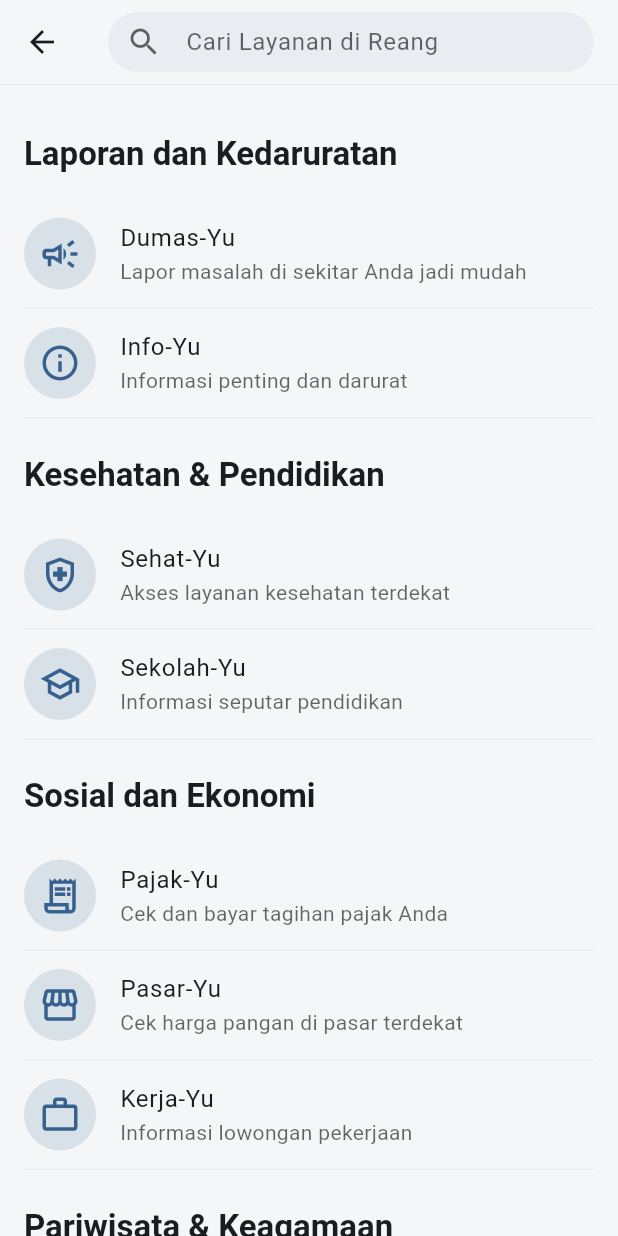
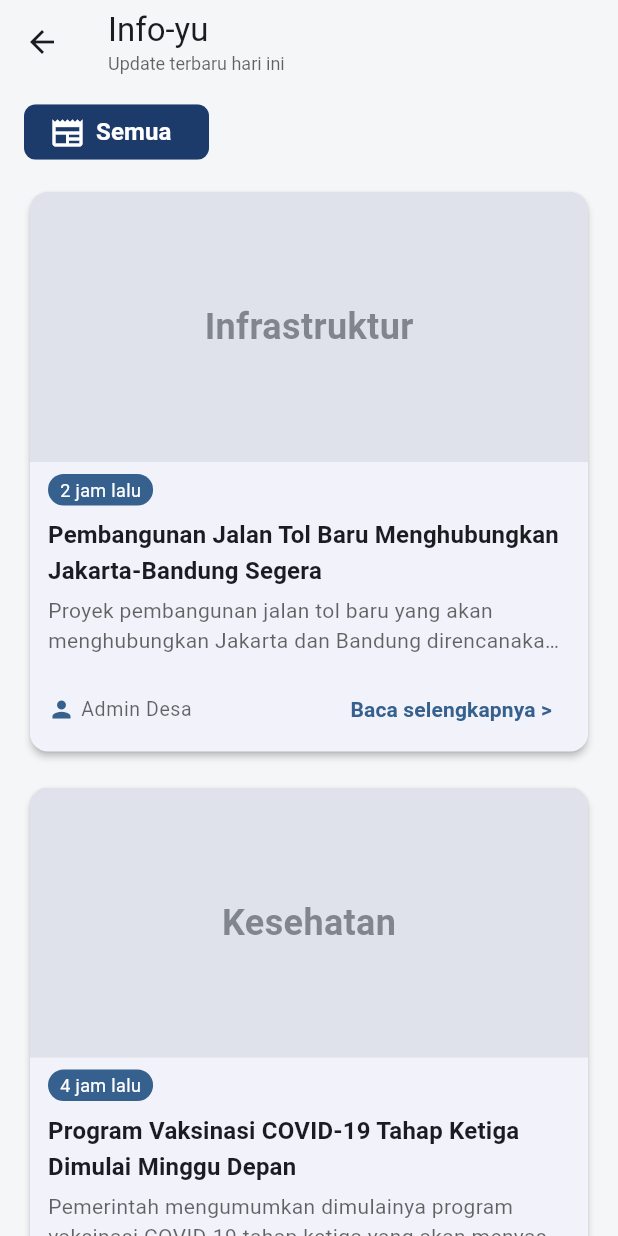
Before and after one commit to alfaa23/REANG, a Flutter app: the SemuaLayananScreen screen opened directly, after a tap on "Info-Yu", on a phone screen of 412 x 824 dp. Run offline on Flutter 3.47's test engine with Material 3 defaults, Android fonts, the phone set to English and light mode, and no system bars; our stand-ins replace dio, flutter_map, geocoding, geolocator, latlong2; network calls fail.

Commit message:
Refactor theme settings and add navigation untuk sehat and info screens

```diff
--- a/lib/app/theme/app_theme.dart
+++ b/lib/app/theme/app_theme.dart
@@ -6,11 +6,9 @@ class AppTheme {
   static final ThemeData lightTheme = ThemeData(
     brightness: Brightness.light,
     scaffoldBackgroundColor: const Color(0xFFF4F6F8),
-    // PERBAIKAN: Biarkan Flutter menentukan warna teks dan ikon AppBar
     appBarTheme: const AppBarTheme(
       backgroundColor: Color(0xFFF4F6F8),
       elevation: 0,
-      // Properti iconTheme dan titleTextStyle dihapus agar otomatis
     ),
     cardColor: Colors.white,
     dividerColor: Colors.grey.shade200,
@@ -18,17 +16,15 @@ class AppTheme {
       seedColor: Colors.blue,
       brightness: Brightness.light,
     ),
-    useMaterial3: true, // Disarankan untuk mengaktifkan Material 3
+    useMaterial3: true,
   );
 
   static final ThemeData darkTheme = ThemeData(
     brightness: Brightness.dark,
     scaffoldBackgroundColor: const Color(0xFF121212),
-    // PERBAIKAN: Biarkan Flutter menentukan warna teks dan ikon AppBar
     appBarTheme: const AppBarTheme(
       backgroundColor: Color(0xFF121212),
       elevation: 0,
-      // Properti iconTheme dan titleTextStyle dihapus agar otomatis
     ),
     cardColor: const Color(0xFF1E1E1E),
     dividerColor: const Color(0xFF2E2E2E),
@@ -36,6 +32,6 @@ class AppTheme {
       seedColor: Colors.blue,
       brightness: Brightness.dark,
     ),
-    useMaterial3: true, // Disarankan untuk mengaktifkan Material 3
+    useMaterial3: true,
   );
 }
--- /dev/null
+++ b/lib/screens/layanan/info/info_yu_screen.dart
@@ -0,0 +1,221 @@
+import 'package:flutter/material.dart';
+
+class InfoYuScreen extends StatelessWidget {
+  const InfoYuScreen({super.key});
+
+  @override
+  Widget build(BuildContext context) {
+    final theme = Theme.of(context);
+    final primary = theme.colorScheme.primary;
+
+    return Scaffold(
+      backgroundColor: theme.scaffoldBackgroundColor,
+      appBar: AppBar(
+        title: Column(
+          crossAxisAlignment: CrossAxisAlignment.start,
+          children: [
+            const Text('Info-yu'),
+            Text(
+              'Update terbaru hari ini',
+              style: TextStyle(fontSize: 12, color: theme.hintColor),
+            ),
+          ],
+        ),
+      ),
+      body: Column(
+        children: [
+          const SizedBox(height: 8),
+          Padding(
+            padding: const EdgeInsets.symmetric(horizontal: 16),
+            child: Align(
+              alignment: Alignment.centerLeft,
+              child: FilterChip(
+                label: const Text('Semua'),
+                avatar: Icon(Icons.newspaper, size: 24, color: Colors.white),
+                selected: true,
+                onSelected: (_) {},
+                showCheckmark: false,
+                backgroundColor: primary.withOpacity(0.1),
+                selectedColor: const Color(0xFF1C3A6A),
+                labelStyle: TextStyle(
+                  fontSize: 16,
+                  color: Colors.white,
+                  fontWeight: FontWeight.bold,
+                ),
+                padding: const EdgeInsets.symmetric(
+                  horizontal: 16,
+                  vertical: 6,
+                ),
+              ),
+            ),
+          ),
+          const SizedBox(height: 12),
+          Expanded(
+            child: ListView(
+              padding: const EdgeInsets.symmetric(horizontal: 16),
+              children: const [
+                InfoCard(
+                  category: 'Infrastruktur',
+                  time: '2 jam lalu',
+                  title:
+                      'Pembangunan Jalan Tol Baru Menghubungkan Jakarta-Bandung Segera',
+                  description:
+                      'Proyek pembangunan jalan tol baru yang akan menghubungkan Jakarta dan Bandung direncanakan akan dimulai pada bulan depan...',
+                  author: 'Admin Desa',
+                ),
+                SizedBox(height: 16),
+                InfoCard(
+                  category: 'Kesehatan',
+                  time: '4 jam lalu',
+                  title:
+                      'Program Vaksinasi COVID-19 Tahap Ketiga Dimulai Minggu Depan',
+                  description:
+                      'Pemerintah mengumumkan dimulainya program vaksinasi COVID-19 tahap ketiga yang akan menyasar kelompok usia...',
+                  author: 'Admin Desa',
+                ),
+                SizedBox(height: 16),
+                InfoCard(
+                  category: 'Pendidikan',
+                  time: '1 hari lalu',
+                  title:
+                      'Pembukaan Pendaftaran Siswa Baru Tahun Ajaran 2025/2026',
+                  description:
+                      'Dinas Pendidikan mengumumkan jadwal dan prosedur pendaftaran siswa baru untuk jenjang SD, SMP, dan SMA...',
+                  author: 'Dinas Pendidikan',
+                ),
+              ],
+            ),
+          ),
+        ],
+      ),
+    );
+  }
+}
+
+class InfoCard extends StatelessWidget {
+  final String category;
+  final String time;
+  final String title;
+  final String description;
+  final String author;
+
+  const InfoCard({
+    super.key,
+    required this.category,
+    required this.time,
+    required this.title,
+    required this.description,
+    required this.author,
+  });
+
+  @override
+  Widget build(BuildContext context) {
+    final theme = Theme.of(context);
+
+    return Card(
+      clipBehavior: Clip.hardEdge,
+      elevation: 2,
+      shape: RoundedRectangleBorder(borderRadius: BorderRadius.circular(12)),
+      child: Column(
+        crossAxisAlignment: CrossAxisAlignment.start,
+        children: [
+          // Header
+          Stack(
+            children: [
+              Container(
+                height: 180,
+                width: double.infinity,
+                color: theme.colorScheme.surfaceVariant,
+                alignment: Alignment.center,
+                child: Text(
+                  category,
+                  style: TextStyle(
+                    fontSize: 24,
+                    fontWeight: FontWeight.bold,
+                    color: theme.colorScheme.onSurfaceVariant.withOpacity(0.6),
+                  ),
+                ),
+              ),
+              // Ikon bookmark telah dihapus
+            ],
+          ),
+
+          // Tag waktu
+          Padding(
+            padding: const EdgeInsets.fromLTRB(12, 8, 12, 4),
+            child: Container(
+              padding: const EdgeInsets.symmetric(horizontal: 8, vertical: 2),
+              decoration: BoxDecoration(
+                color: theme.colorScheme.primary,
+                borderRadius: BorderRadius.circular(20),
+              ),
+              child: Text(
+                time,
+                style: TextStyle(
+                  color: theme.colorScheme.onPrimary,
+                  fontSize: 12,
+                ),
+              ),
+            ),
+          ),
+
+          // Judul
+          Padding(
+            padding: const EdgeInsets.symmetric(horizontal: 12, vertical: 4),
+            child: Text(
+              title,
+              style: theme.textTheme.titleMedium?.copyWith(
+                fontWeight: FontWeight.bold,
+              ),
+            ),
+          ),
+
+          // Deskripsi
+          Padding(
+            padding: const EdgeInsets.symmetric(horizontal: 12),
+            child: Container(
+              constraints: const BoxConstraints(maxHeight: 48),
+              child: Text(
+                description,
+                style: TextStyle(color: theme.hintColor),
+                maxLines: 2,
+                overflow: TextOverflow.ellipsis,
+              ),
+            ),
+          ),
+
+          const SizedBox(height: 8),
+
+          // Footer
+          Padding(
+            padding: const EdgeInsets.symmetric(horizontal: 12, vertical: 4),
+            child: Row(
+              children: [
+                Icon(Icons.person, size: 18, color: theme.colorScheme.primary),
+                const SizedBox(width: 4),
+                Text(
+                  author,
+                  style: theme.textTheme.bodySmall?.copyWith(
+                    color: theme.hintColor,
+                    fontSize: 13,
+                  ),
+                ),
+                const Spacer(),
+                TextButton(
+                  onPressed: () {},
+                  style: TextButton.styleFrom(
+                    foregroundColor: theme.colorScheme.primary,
+                  ),
+                  child: const Text(
+                    'Baca selengkapnya >',
+                    style: TextStyle(fontWeight: FontWeight.bold),
+                  ),
+                ),
+              ],
+            ),
+          ),
+        ],
+      ),
+    );
+  }
+}
--- a/lib/screens/layanan/semua_layanan_screen.dart
+++ b/lib/screens/layanan/semua_layanan_screen.dart
@@ -1,30 +1,26 @@
 import 'package:flutter/material.dart';
+// PERUBAHAN: Import halaman InfoYuScreen untuk navigasi
+import 'package:reang_app/screens/layanan/info/info_yu_screen.dart';
 
 class SemuaLayananScreen extends StatelessWidget {
   const SemuaLayananScreen({super.key});
 
   @override
   Widget build(BuildContext context) {
-    // PERBAIKAN: Ambil data tema saat ini untuk digunakan di seluruh widget
     final theme = Theme.of(context);
 
     return Scaffold(
-      // PERBAIKAN: Gunakan warna latar dari tema
       backgroundColor: theme.scaffoldBackgroundColor,
       appBar: AppBar(
-        // PERBAIKAN: Gunakan warna AppBar dari tema
         backgroundColor: theme.appBarTheme.backgroundColor,
         elevation: 0,
         leading: IconButton(
-          // Warna ikon akan otomatis mengikuti tema AppBar
           icon: const Icon(Icons.arrow_back),
           onPressed: () => Navigator.of(context).pop(),
         ),
-        // PERBAIKAN: Kirim 'theme' ke helper widget
         title: _buildSearchBar(theme),
         bottom: PreferredSize(
           preferredSize: const Size.fromHeight(1.0),
-          // PERBAIKAN: Gunakan warna divider dari tema
           child: Container(color: theme.dividerColor, height: 1.0),
         ),
       ),
@@ -34,36 +30,42 @@ class SemuaLayananScreen extends StatelessWidget {
           _buildCategorySection(context, 'Laporan dan Kedaruratan', [
             _buildLayananItem(
               context,
-              theme: theme, // PERBAIKAN: Kirim 'theme'
+              theme: theme,
               icon: Icons.campaign_outlined,
               nama: 'Dumas-Yu',
               deskripsi: 'Lapor masalah di sekitar Anda jadi mudah',
             ),
+            // PERUBAHAN: Menambahkan aksi onTap untuk Info-Yu
             _buildLayananItem(
               context,
-              theme: theme, // PERBAIKAN: Kirim 'theme'
+              theme: theme,
               icon: Icons.info_outline,
               nama: 'Info-Yu',
               deskripsi: 'Informasi penting dan darurat',
+              onTap: () {
+                Navigator.push(
+                  context,
+                  MaterialPageRoute(builder: (context) => const InfoYuScreen()),
+                );
+              },
             ),
           ]),
           _buildCategorySection(context, 'Kesehatan & Pendidikan', [
             _buildLayananItem(
               context,
-              theme: theme, // PERBAIKAN: Kirim 'theme'
+              theme: theme,
               icon: Icons.health_and_safety_outlined,
               nama: 'Sehat-Yu',
               deskripsi: 'Akses layanan kesehatan terdekat',
             ),
             _buildLayananItem(
               context,
-              theme: theme, // PERBAIKAN: Kirim 'theme'
+              theme: theme,
               icon: Icons.school_outlined,
               nama: 'Sekolah-Yu',
               deskripsi: 'Informasi seputar pendidikan',
             ),
           ]),
-          // ... (Ulangi untuk semua _buildLayananItem lainnya)
           _buildCategorySection(context, 'Sosial dan Ekonomi', [
             _buildLayananItem(
               context,
@@ -138,21 +140,18 @@ class SemuaLayananScreen extends StatelessWidget {
     );
   }
 
-  // Helper widget untuk search bar
+  // Helper widget untuk search bar (tidak ada perubahan)
   Widget _buildSearchBar(ThemeData theme) {
     return Container(
       height: 40,
       decoration: BoxDecoration(
-        // PERBAIKAN: Gunakan warna yang lebih adaptif untuk background search bar
         color: theme.colorScheme.surfaceVariant.withOpacity(0.5),
         borderRadius: BorderRadius.circular(20),
       ),
       child: TextField(
-        // PERBAIKAN: Warna teks akan otomatis mengikuti tema
         style: TextStyle(color: theme.colorScheme.onSurface),
         decoration: InputDecoration(
           hintText: 'Cari Layanan di Reang',
-          // PERBAIKAN: Gunakan warna hint dari tema
           hintStyle: TextStyle(color: theme.hintColor),
           prefixIcon: Icon(Icons.search, color: theme.hintColor),
           border: InputBorder.none,
@@ -165,7 +164,7 @@ class SemuaLayananScreen extends StatelessWidget {
     );
   }
 
-  // Helper widget untuk satu seksi kategori
+  // Helper widget untuk satu seksi kategori (tidak ada perubahan)
   Widget _buildCategorySection(
     BuildContext context,
     String title,
@@ -178,7 +177,6 @@ class SemuaLayananScreen extends StatelessWidget {
         children: [
           Text(
             title,
-            // PERBAIKAN: Warna teks dan style akan otomatis dari tema
             style: Theme.of(
               context,
             ).textTheme.titleLarge?.copyWith(fontWeight: FontWeight.bold),
@@ -193,10 +191,12 @@ class SemuaLayananScreen extends StatelessWidget {
   // Helper widget untuk satu item layanan
   Widget _buildLayananItem(
     BuildContext context, {
-    required ThemeData theme, // PERBAIKAN: Terima 'theme'
+    required ThemeData theme,
     required IconData icon,
     required String nama,
     required String deskripsi,
+    // PERUBAHAN: Tambahkan parameter onTap
+    VoidCallback? onTap,
   }) {
     return Column(
       children: [
@@ -206,25 +206,16 @@ class SemuaLayananScreen extends StatelessWidget {
             width: 48,
             height: 48,
             decoration: BoxDecoration(
-              // PERBAIKAN: Gunakan warna primer dari tema untuk aksen
               color: theme.colorScheme.primary.withOpacity(0.15),
               shape: BoxShape.circle,
             ),
-            // PERBAIKAN: Gunakan warna primer dari tema untuk ikon
             child: Icon(icon, color: theme.colorScheme.primary, size: 28),
           ),
-          // PERBAIKAN: Warna teks akan otomatis mengikuti tema
           title: Text(nama),
-          subtitle: Text(
-            deskripsi,
-            // PERBAIKAN: Gunakan warna hint dari tema untuk deskripsi
-            style: TextStyle(color: theme.hintColor),
-          ),
-          onTap: () {
-            // TODO: Tambahkan navigasi untuk setiap fitur
-          },
+          subtitle: Text(deskripsi, style: TextStyle(color: theme.hintColor)),
+          // PERUBAHAN: Gunakan parameter onTap di sini
+          onTap: onTap,
         ),
-        // PERBAIKAN: Gunakan warna divider dari tema
         Divider(color: theme.dividerColor, height: 1),
       ],
     );
```
Also changed, not shown: lib/screens/home/home_screen.dart (+11 -3 lines), lib/screens/layanan/sehat/sehat_yu_screen.dart (added, +233 -0 lines).
